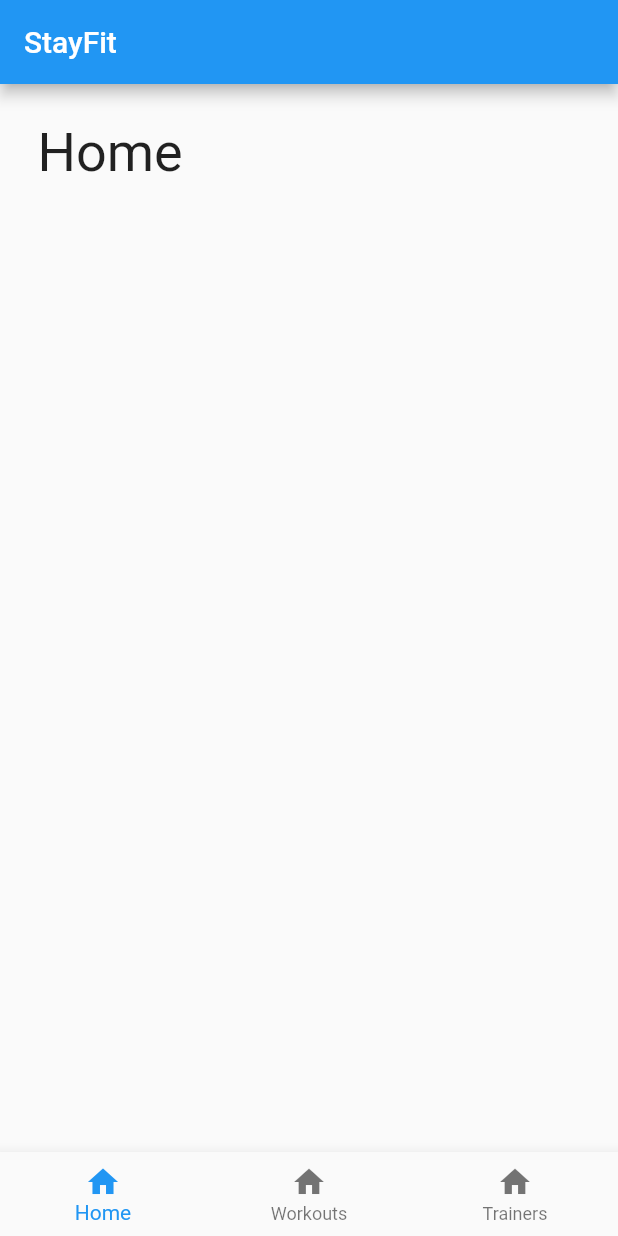
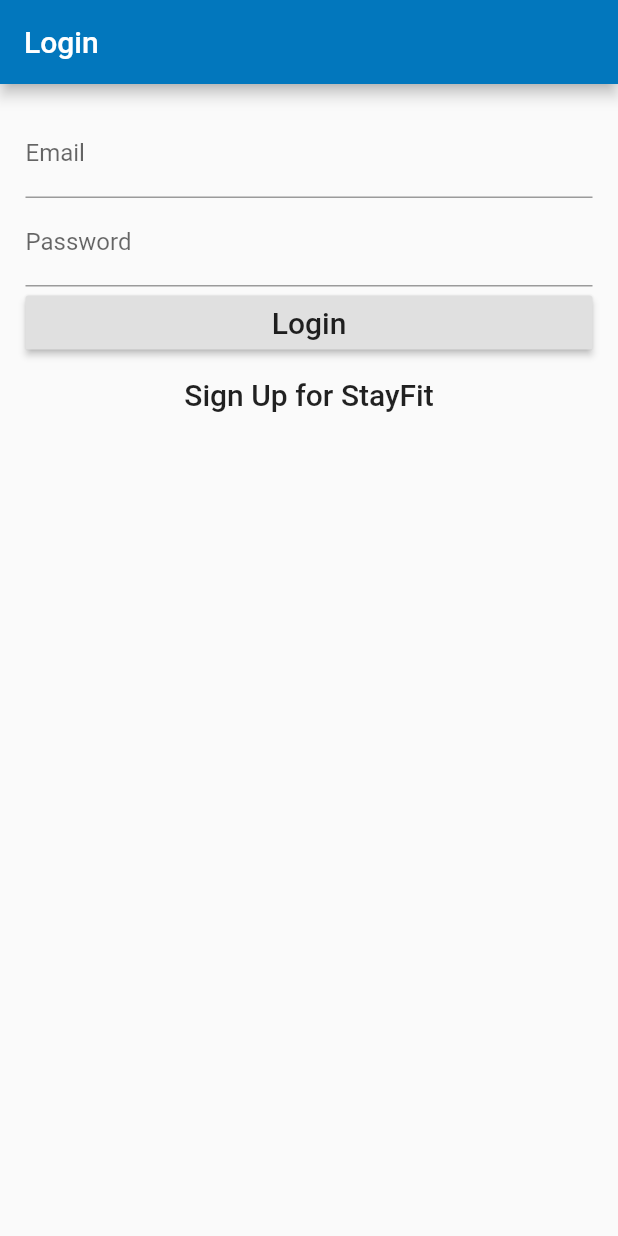
Before and after one commit to Dmorg7/StayFit-App, a Flutter app: the screen it shows after launch, on a phone screen of 412 x 824 dp. Run offline on Flutter 3.47's test engine with Material 2 defaults, Android fonts, the phone set to English and light mode, and no system bars; our stand-ins replace firebase_auth; accounts and stored records are empty.

Commit message:
Login page created

```diff
--- /dev/null
+++ b/lib/login.dart
@@ -0,0 +1,82 @@
+import 'package:flutter/material.dart';
+
+import 'package:firebase_auth/firebase_auth.dart';
+
+class LoginPage extends StatefulWidget {
+
+   @override
+  State<StatefulWidget> createState() => new _LoginPageState();
+}
+
+class _LoginPageState extends State<LoginPage> { //underscore is private
+
+  final formkey = new GlobalKey<FormState>();
+
+  String _email;
+  String _password;
+
+  bool validateAndSave() {
+    final form = formkey.currentState;
+    if (form.validate()) {
+      form.save();
+      return true;
+    }
+    return false;
+  }
+
+  void validateAndSubmit() async {
+    if (validateAndSave()) {
+      try {
+        AuthResult user = await FirebaseAuth.instance.signInWithEmailAndPassword(email: _email, password: _password);
+        print('Signed in: ${user.user.uid}');
+      }
+      catch (e) {
+        print('Error: $e');
+      }
+    }
+  }
+
+  void moveToRegister() {
+
+  }
+
+
+  @override
+  Widget build(BuildContext context) {
+    return new Scaffold(
+      appBar: new AppBar(
+        title: new Text('Login'),
+      ),
+      body: new Container(
+        padding: EdgeInsets.all(17.0),
+        child: new Form(
+          key: formkey,
+          child: new Column(
+            crossAxisAlignment: CrossAxisAlignment.stretch,
+            children: <Widget>[
+              new TextFormField(
+                decoration: new InputDecoration(labelText: 'Email'),
+                validator: (value) => value.isEmpty ? 'Email field is empty' : null,
+                onSaved: (value) => _email = value,
+              ), // TextFormField
+              new TextFormField(
+                decoration: new InputDecoration(labelText: "Password"),
+                obscureText: true,
+                validator: (value) => value.isEmpty ? 'Password field is empty' : null,
+                onSaved: (value) => _password = value,
+              ), // TextFormField
+              new RaisedButton(
+                child: new Text('Login', style: new TextStyle(fontSize: 20.0)),
+                onPressed: validateAndSubmit,
+              ), // RasiedButton
+              new FlatButton(
+                child: new Text('Sign Up for StayFit', style: new TextStyle(fontSize: 20.0)),
+                onPressed: moveToRegister,
+              ) // Text
+            ], // <Widget>
+          ) // Column
+          ) // Form
+      ) // Container
+    );
+  }
+}
--- a/lib/main.dart
+++ b/lib/main.dart
@@ -1,62 +1,19 @@
 import 'package:flutter/material.dart';
+import 'package:stayfit/login.dart';
 
 import './home.dart';
-import './workout.dart';
+import './login.dart';
+import './workouts.dart';
 import './trainers.dart';
-
-
-
 
 void main() => runApp(MyApp());
 
-class MyApp extends StatefulWidget {
-  @override
-    State<StatefulWidget> createState(){
-      return MyAppState();
-    }
-}
-
-class MyAppState extends State<MyApp> {
-  int _selectedPage = 0;
-  final _pageOptions = [
-    HomePage(),
-    WorkoutPage(),
-    TrainersPage(),
-  ];
-
+class MyApp extends StatelessWidget {
   @override
   Widget build(BuildContext context) {
     return MaterialApp(
-      title: 'Stay Fit',
-      theme: ThemeData(
-        primarySwatch: Colors.blue,
-      ),
-      home: Scaffold(
-        appBar: AppBar(title: Text('StayFit'),),
-        body: _pageOptions[_selectedPage],
-        bottomNavigationBar: BottomNavigationBar(
-          currentIndex: _selectedPage,
-          onTap: (int index) {
-            setState(() {
-              _selectedPage = index;
-            });
-          },
-          items: [
-            BottomNavigationBarItem(
-              icon: Icon(Icons.home),
-              title: Text('Home')
-            ),
-            BottomNavigationBarItem(
-              icon: Icon(Icons.home),
-              title: Text('Workouts')
-            ),
-            BottomNavigationBarItem(
-              icon: Icon(Icons.home),
-              title: Text('Trainers')
-            ),
-          ],
-        ),
-      ),
+      theme: ThemeData(primaryColor: Color(0xFF0277BD)),
+      home: new LoginPage(),
     );
   }
 }
--- a/lib/workout.dart
+++ b/lib/workouts.dart
@@ -5,7 +5,7 @@ class WorkoutPage extends StatelessWidget {
     Widget build(BuildContext context) {
       return Container(
         padding: EdgeInsets.all(25.0),
-        child: Text('Workout', style: TextStyle(fontSize: 36.0),),
+        child: Text('Workouts', style: TextStyle(fontSize: 36.0),),
       );
     }
 }
--- a/pubspec.yaml
+++ b/pubspec.yaml
@@ -19,6 +19,7 @@ environment:
 dependencies:
   flutter:
     sdk: flutter
+  firebase_auth: 0.15.4
 
   # The following adds the Cupertino Icons font to your application.
   # Use with the CupertinoIcons class for iOS style icons.
```
Also changed, not shown: lib/customTextField.dart (deleted, +0 -55 lines), lib/register.dart (added), pubspec.lock, 5 other files.
